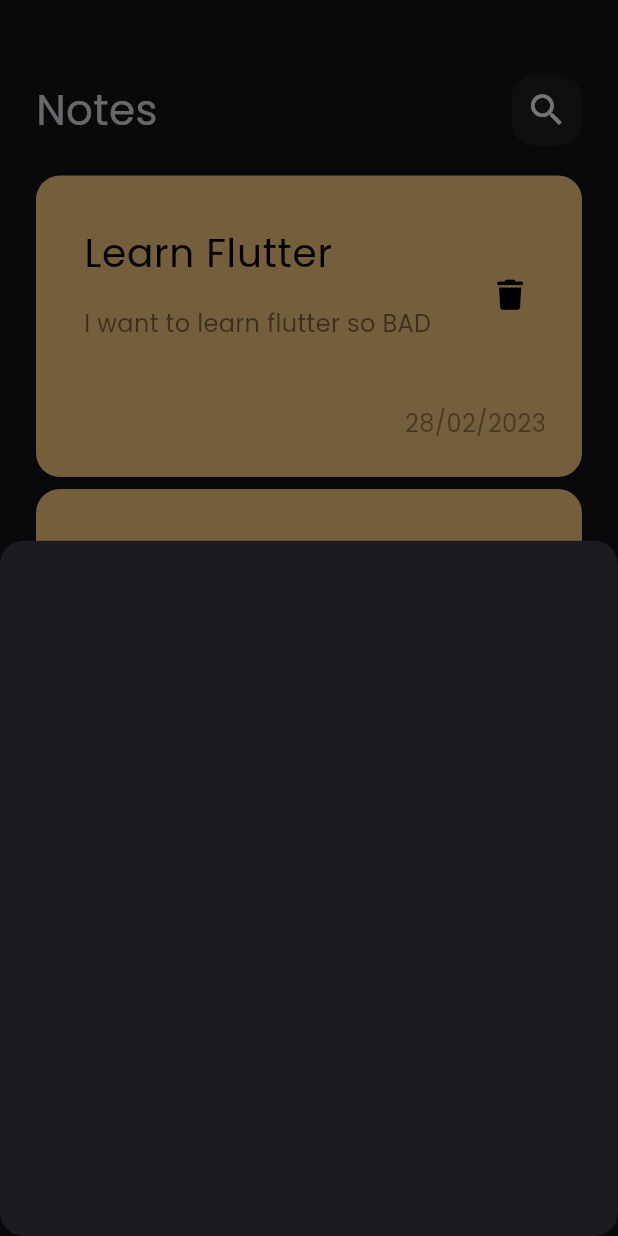
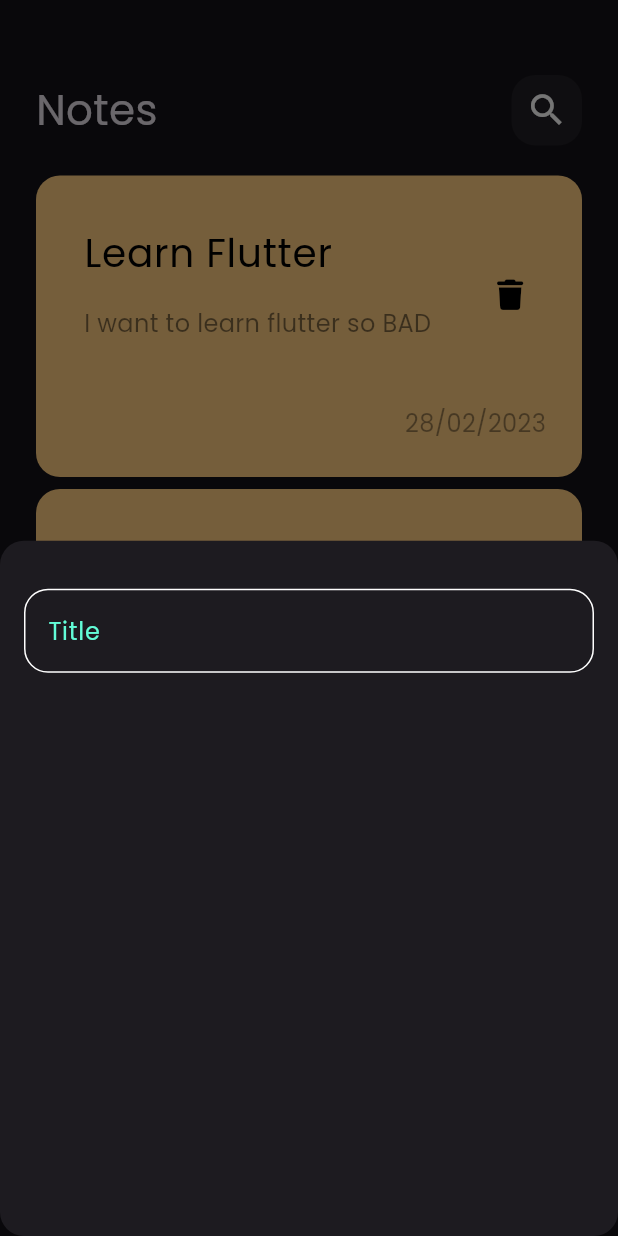
Before and after one commit to SamiDev016/notes_app, a Flutter app: the screen it shows after launch, after a tap on the "add" icon, on a phone screen of 412 x 824 dp. Run offline on Flutter 3.47's test engine with Material 3 defaults, Android fonts, the phone set to English and light mode, and no system bars; our stand-ins replace font_awesome_flutter.

```diff
--- /dev/null
+++ b/lib/constants.dart
@@ -0,0 +1,3 @@
+import 'dart:ui';
+
+const KPrimaryColor = const Color(0xff62FCD7);
--- a/lib/views/widgets/add_note_bottom_sheet.dart
+++ b/lib/views/widgets/add_note_bottom_sheet.dart
@@ -1,11 +1,22 @@
 
 import 'package:flutter/material.dart';
+import 'package:noteapp/views/widgets/custom_textField.dart';
 
 class AddNoteButtomSheet extends StatelessWidget {
   const AddNoteButtomSheet({super.key});
 
   @override
   Widget build(BuildContext context) {
-    return Container();
+    return const Padding(
+      padding: EdgeInsets.symmetric(horizontal: 16),
+      child:  Column(
+        children: [
+
+          SizedBox(height: 32,),
+          CustomTextField(),
+
+        ],
+      ),
+    );
   }
 }
--- /dev/null
+++ b/lib/views/widgets/custom_textField.dart
@@ -0,0 +1,26 @@
+import 'package:flutter/material.dart';
+import 'package:noteapp/constants.dart';
+
+class CustomTextField extends StatelessWidget {
+  const CustomTextField({super.key});
+
+  @override
+  Widget build(BuildContext context) {
+    return TextField(
+      cursorColor: KPrimaryColor,
+      decoration: InputDecoration(
+        hintText: 'Title',
+        hintStyle: const TextStyle(color: KPrimaryColor),
+        border: buildBorder(),
+        enabledBorder: buildBorder(),
+        focusedBorder: buildBorder(KPrimaryColor),
+      ),
+    );
+  }
+
+  OutlineInputBorder buildBorder([color]) {
+    return OutlineInputBorder(
+        borderRadius: BorderRadius.circular(16),
+        borderSide: BorderSide(color: color ?? Colors.white));
+  }
+}
```
